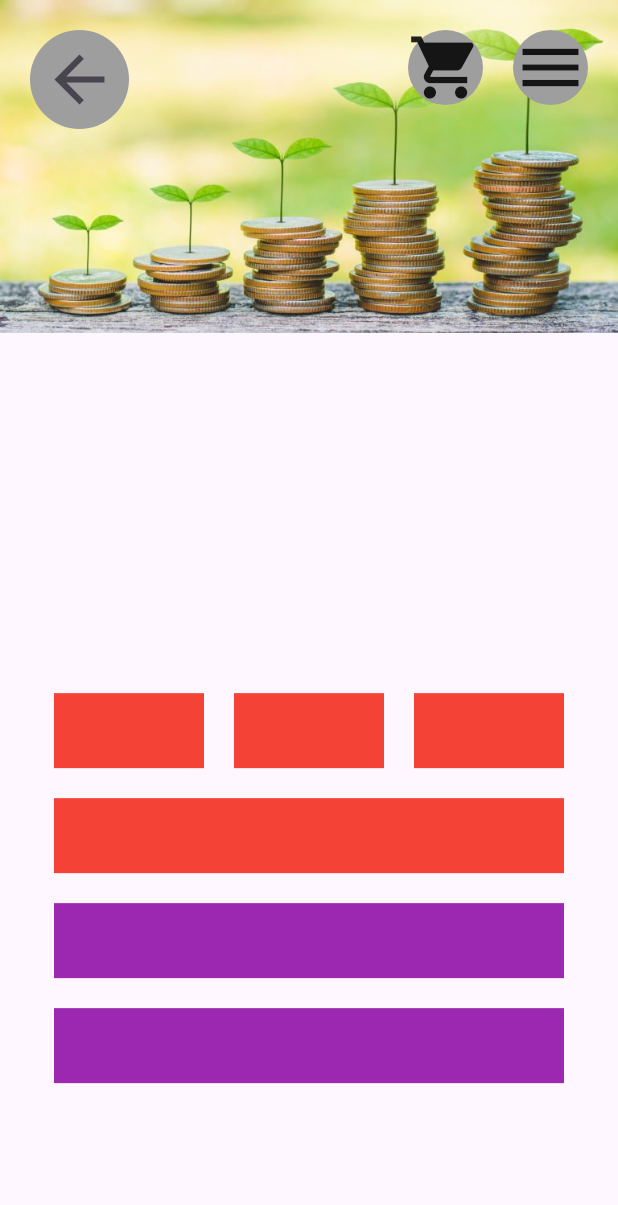
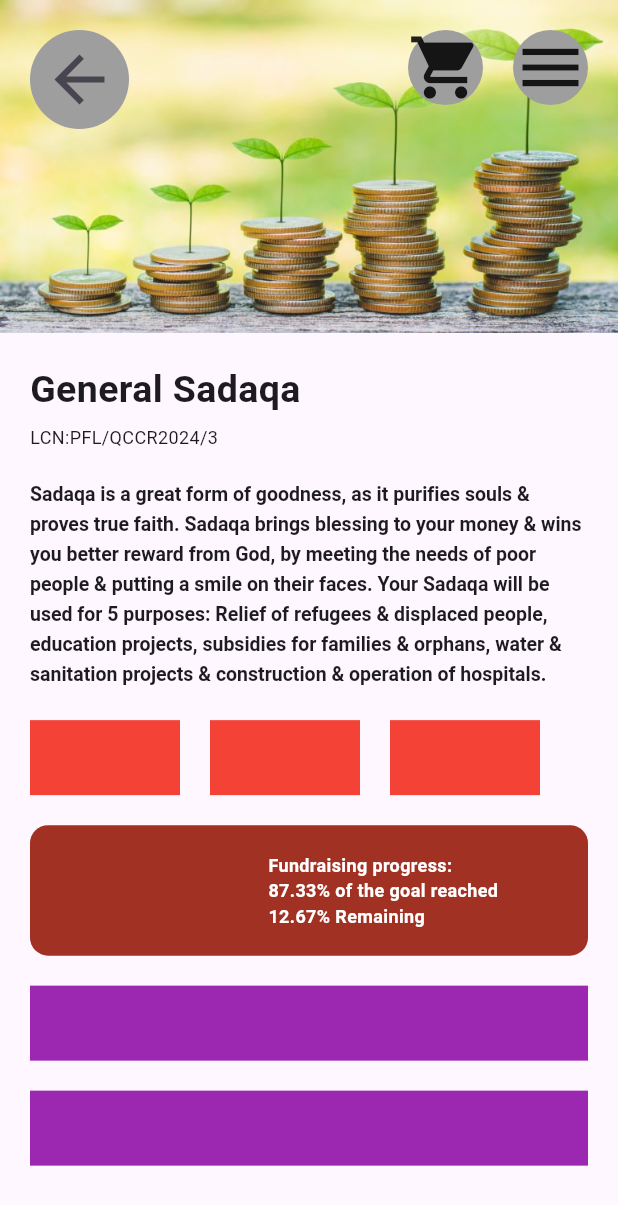
Before and after one commit to VisionForAll-QRCS/QRCS-flutter-app, a Flutter app: the screen it shows after launch, on a phone screen of 412 x 824 dp. Shown: the top 1205 px of the screen. Run offline on Flutter 3.47's test engine with Material 3 defaults, Android fonts, the phone set to English and light mode, and no system bars; missing offline and left inert: accessibility_tools; Roboto replaces fonts that are missing (InriaSans).

Commit message:
everything working, sisnt add chart yet

```diff
--- a/lib/main.dart
+++ b/lib/main.dart
@@ -1,7 +1,5 @@
-// filepath: /Users/alanoudalkhulaifi/Downloads/QRCS-App/prototype_app/lib/main.dart
 import 'package:flutter/material.dart';
 import 'package:accessibility_tools/accessibility_tools.dart';
-
 
 void main() {
   runApp(MyApp());
@@ -11,7 +9,7 @@
   @override
   Widget build(BuildContext context) {
     return MaterialApp(
-      //builder: (context, child) => AccessibilityTools(child: child),
+      // builder: (context, child) => AccessibilityTools(child: child),
       home: MyHomePage(),
     );
   }
@@ -29,10 +27,49 @@
               crossAxisAlignment: CrossAxisAlignment.center,
               children: [
                 Image.asset('assets/plantCoins.jpg'),
-                SizedBox(height: 20), // Add some space between the image and the text gap
-                SizedBox(height: 220), // Gap for text to go
-                Row(
-                  mainAxisAlignment: MainAxisAlignment.center,
+                SizedBox(height: 20), // Add some space between the image and the text
+                Padding(
+                  padding: const EdgeInsets.symmetric(horizontal: 20.0), // Align with buttons
+                  child: Column(
+                    crossAxisAlignment: CrossAxisAlignment.start, // Align text to the left
+                    children: [
+                      Text(
+                        'General Sadaqa',
+                        style: TextStyle(
+                          fontSize: 25,
+                          fontWeight: FontWeight.bold,
+                          fontFamily: 'InriaSans', // Ensure this font is added in pubspec.yaml
+                        ),
+                      ),
+                      SizedBox(height: 5), // Add some space between the title and the LCN
+                      Text(
+                        'LCN:PFL/QCCR2024/3',
+                        style: TextStyle(
+                          fontSize: 12,
+                          fontWeight: FontWeight.normal,
+                          fontFamily: 'InriaSans', // Ensure this font is added in pubspec.yaml
+                        ),
+                      ),
+                      SizedBox(height: 20), // Add some space between the LCN and the paragraph
+                      Text(
+                        'Sadaqa is a great form of goodness, as it purifies souls & proves true faith. Sadaqa brings blessing to your money & wins you better reward from God, by meeting the needs of poor people & putting a smile on their faces. Your Sadaqa will be used for 5 purposes: Relief of refugees & displaced people, education projects, subsidies for families & orphans, water & sanitation projects & construction & operation of hospitals.',
+                        style: TextStyle(
+                          fontSize: 13,
+                          fontWeight: FontWeight.bold,
+                          fontFamily: 'InriaSans', // Ensure this font is added in pubspec.yaml
+                          height: 1.5, // Line height (19.5 / 13 = ~1.5)
+                          letterSpacing: 0.0015, // Letter spacing (0.15%)
+                        ),
+                        textAlign: TextAlign.left, // Align text to the right
+                      ),
+                    ],
+                  ),
+                ),
+                SizedBox(height: 20), // Add some space between the text and the buttons
+                Padding(
+                  padding: const EdgeInsets.symmetric(horizontal: 20.0), // Align buttons with text
+                  child: Row(
+                    mainAxisAlignment: MainAxisAlignment.start,
                     children: [
                       Container(
                         width: 100,
@@ -53,27 +90,84 @@
                       ),
                     ],
                   ),
-                SizedBox(height: 20), // Add some space between the rows
-                Container(
-                  width: 340, // The combined width of the three buttons plus the spaces
-                  height: 50,
-                  color: Colors.red,
                 ),
                 SizedBox(height: 20), // Add some space between the rows
-                Column(
+                Padding(
+                  padding: const EdgeInsets.symmetric(horizontal: 20.0), // Align container with text
+                  child: Container(
+                    width: double.infinity, // Make it take the full width of the parent
+                    height: 87, // Set the height of the box
+                    decoration: BoxDecoration(
+                      color: Color(0xFFA03123), // Custom red shade
+                      borderRadius: BorderRadius.circular(12), // Make the edges rounded
+                    ),
+                    child: Row(
+                      children: [
+                        Expanded(
+                          flex: 2, // Left half (slightly smaller space)
+                          child: SizedBox(),
+                        ),
+                        Expanded(
+                          flex: 3, // Right half (slightly larger space)
+                          child: Padding(
+                            padding: const EdgeInsets.only(left: 10.0, right: 20.0, top: 8.0, bottom: 8.0),
+                            child: Text.rich(
+                              TextSpan(
+                                children: [
+                                  TextSpan(
+                                    text: "Fundraising progress:\n", // First line
+                                    style: TextStyle(
+                                      color: Colors.white,
+                                      fontSize: 12,
+                                      fontWeight: FontWeight.bold,
+                                    ),
+                                  ),
+                                  TextSpan(
+                                    text: "87.33% of the goal reached\n", // Second line
+                                    style: TextStyle(
+                                      color: Colors.white,
+                                      fontSize: 12,
+                                      fontWeight: FontWeight.bold,
+                                    ),
+                                  ),
+                                  TextSpan(
+                                    text: "12.67% Remaining", // Third line
+                                    style: TextStyle(
+                                      color: Colors.white,
+                                      fontSize: 12,
+                                      fontWeight: FontWeight.bold,
+                                    ),
+                                  ),
+                                ],
+                              ),
+                              textAlign: TextAlign.left, // Align text to the left
+                              maxLines: 3, // Ensure it fits in 3 lines
+                              overflow: TextOverflow.ellipsis, // Handle overflow gracefully
+                            ),
+                          ),
+                        ),
+                      ],
+                    ),
+                  ),
+                ),
+                SizedBox(height: 20), // Add some space between the rows
+                Padding(
+                  padding: const EdgeInsets.symmetric(horizontal: 20.0), // Align buttons with text
+                  child: Column(
                     children: [
                       Container(
-                      width: 340,
+                        width: double.infinity,
                         height: 50,
                         color: Colors.purple,
                       ),
                       SizedBox(height: 20), // Add some space between the buttons
                       Container(
-                      width: 340,
+                        width: double.infinity,
                         height: 50,
                         color: Colors.purple,
                       ),
                     ],
+                  ),
                 ),
               ],
             ),
```
Lines whose indentation alone changed are shown as unchanged.
